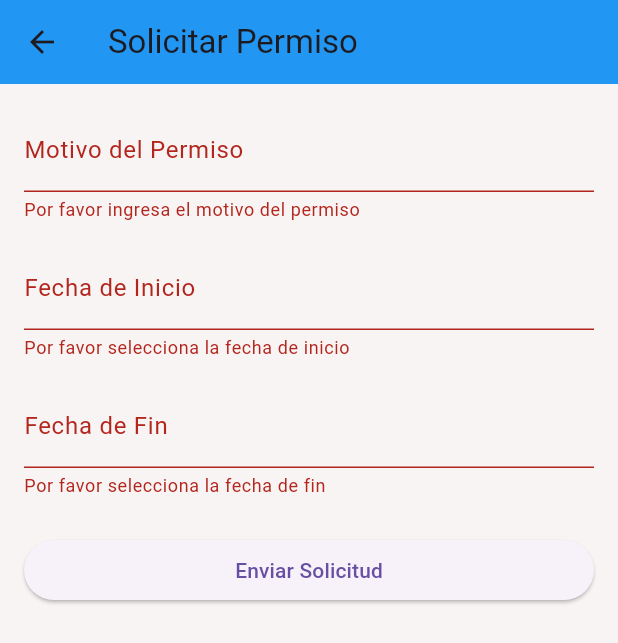
After one commit to ItsGustavoSebas/RRHH_Movil, a Flutter app: the SolicitudScreen screen opened directly, after a tap on "Enviar Solicitud", on a phone screen of 412 x 824 dp. The commit adds this screen. Shown: the top 643 px of the screen. Run offline on Flutter 3.47's test engine with Material 3 defaults, Android fonts, the phone set to English and light mode, and no system bars; our stand-ins replace flutter_secure_storage; accounts and stored records are empty; network calls fail.

Commit message:
permisos

```diff
--- /dev/null
+++ b/devtools_options.yaml
@@ -0,0 +1 @@
+extensions:
--- a/lib/main.dart
+++ b/lib/main.dart
@@ -40,6 +40,7 @@ class MyApp extends StatelessWidget {
         '/': (_) => const HomeScreen(),
         'splash': (_) => const SplashScreen(),
         'login': (_) => const LoginScreen(),
+        'historial': (_) => const HistorialScreen(),  // Ruta actualizada
       },
       theme: ThemeData.light().copyWith(
         scaffoldBackgroundColor: const Color.fromARGB(255, 248, 244, 243),
--- a/lib/models/models.dart
+++ b/lib/models/models.dart
@@ -1,3 +1,4 @@
 
 
 export 'package:rrhh_movil/models/user.dart';
+export 'package:rrhh_movil/models/permiso.dart';
--- /dev/null
+++ b/lib/models/permiso.dart
@@ -0,0 +1,33 @@
+import 'dart:convert';
+
+class Permiso {
+  final int id;
+  final int userId;
+  final String motivo;
+  final DateTime fechaInicio;
+  final DateTime fechaFin;
+  final bool aprobado;
+  final bool denegado;
+
+  Permiso({
+    required this.id,
+    required this.userId,
+    required this.motivo,
+    required this.fechaInicio,
+    required this.fechaFin,
+    required this.aprobado,
+    required this.denegado,
+  });
+
+  factory Permiso.fromJson(Map<String, dynamic> json) {
+    return Permiso(
+      id: json['id'],
+      userId: json['user_id'],
+      motivo: json['motivo'],
+      fechaInicio: DateTime.parse(json['fecha_inicio']),
+      fechaFin: DateTime.parse(json['fecha_fin']),
+      aprobado: json['aprobado'],
+      denegado: json['denegado'],
+    );
+  }
+}
--- a/lib/screens/login/login_screen.dart
+++ b/lib/screens/login/login_screen.dart
@@ -37,7 +37,7 @@ class LoginScreen extends StatelessWidget {
               ),
               const SizedBox(height: 50),
               const Text(
-                'Bienvenido a nuestra App móvil',
+                'Bienvenido a nuestra app de Recursos Humanos',
                 style: TextStyle(fontSize: 18, fontWeight: FontWeight.bold),
               ),
               const SizedBox(height: 50),
--- /dev/null
+++ b/lib/screens/permisos/solicitud_screen.dart
@@ -0,0 +1,154 @@
+import 'package:flutter/material.dart';
+import 'package:http/http.dart' as http;
+import 'dart:convert';
+
+class SolicitudScreen extends StatefulWidget {
+  const SolicitudScreen({super.key});
+
+  @override
+  _SolicitudScreenState createState() => _SolicitudScreenState();
+}
+
+class _SolicitudScreenState extends State<SolicitudScreen> {
+  final _formKey = GlobalKey<FormState>();
+  late TextEditingController _motivoController;
+  late TextEditingController _fechaInicioController;
+  late TextEditingController _fechaFinController;
+
+  final String baseUrl = 'http://10.0.2.2:8000/api'; // Cambia esto por tu URL base
+  final headers = {'Content-type': 'application/json'};
+
+  @override
+  void initState() {
+    super.initState();
+    _motivoController = TextEditingController();
+    _fechaInicioController = TextEditingController();
+    _fechaFinController = TextEditingController();
+  }
+
+  @override
+  void dispose() {
+    _motivoController.dispose();
+    _fechaInicioController.dispose();
+    _fechaFinController.dispose();
+    super.dispose();
+  }
+
+  Future<void> _enviarSolicitud() async {
+    if (_formKey.currentState!.validate()) {
+      final motivo = _motivoController.text;
+      final fechaInicio = _fechaInicioController.text;
+      final fechaFin = _fechaFinController.text;
+
+      try {
+        final response = await http.post(
+          Uri.parse('$baseUrl/permisos/enviar-solicitud'),
+          body: jsonEncode({
+            'motivo': motivo,
+            'fecha_inicio': fechaInicio,
+            'fecha_fin': fechaFin,
+          }),
+          headers: headers,
+        );
+
+        if (response.statusCode == 200) {
+          // Solicitud enviada exitosamente
+          showDialog(
+            context: context,
+            builder: (_) => AlertDialog(
+              title: Text('Solicitud enviada'),
+              content: Text('Tu solicitud de permiso ha sido enviada exitosamente.'),
+              actions: <Widget>[
+                TextButton(
+                  onPressed: () {
+                    Navigator.of(context).pop();
+                  },
+                  child: Text('OK'),
+                ),
+              ],
+            ),
+          );
+        } else {
+          // Error al enviar la solicitud
+          throw Exception('Error al enviar la solicitud');
+        }
+      } catch (e) {
+        // Error de conexión
+        showDialog(
+          context: context,
+          builder: (_) => AlertDialog(
+            title: Text('Error'),
+            content: Text('Ocurrió un error al enviar la solicitud. Por favor, inténtalo nuevamente.'),
+            actions: <Widget>[
+              TextButton(
+                onPressed: () {
+                  Navigator.of(context).pop();
+                },
+                child: Text('OK'),
+              ),
+            ],
+          ),
+        );
+      }
+    }
+  }
+
+  @override
+  Widget build(BuildContext context) {
+    return Scaffold(
+      appBar: AppBar(
+        title: Text('Solicitar Permiso'),
+      ),
+      body: SingleChildScrollView(
+        padding: EdgeInsets.all(16.0),
+        child: Form(
+          key: _formKey,
+          child: Column(
+            crossAxisAlignment: CrossAxisAlignment.stretch,
+            children: [
+              TextFormField(
+                controller: _motivoController,
+                decoration: InputDecoration(labelText: 'Motivo del Permiso'),
+                validator: (value) {
+                  if (value == null || value.isEmpty) {
+                    return 'Por favor ingresa el motivo del permiso';
+                  }
+                  return null;
+                },
+              ),
+              SizedBox(height: 16.0),
+              TextFormField(
+                controller: _fechaInicioController,
+                decoration: InputDecoration(labelText: 'Fecha de Inicio'),
+                validator: (value) {
+                  if (value == null || value.isEmpty) {
+                    return 'Por favor selecciona la fecha de inicio';
+                  }
+                  return null;
+                },
+                keyboardType: TextInputType.datetime,
+              ),
+              SizedBox(height: 16.0),
+              TextFormField(
+                controller: _fechaFinController,
+                decoration: InputDecoration(labelText: 'Fecha de Fin'),
+                validator: (value) {
+                  if (value == null || value.isEmpty) {
+                    return 'Por favor selecciona la fecha de fin';
+                  }
+                  return null;
+                },
+                keyboardType: TextInputType.datetime,
+              ),
+              SizedBox(height: 24.0),
+              ElevatedButton(
+                onPressed: _enviarSolicitud,
+                child: Text('Enviar Solicitud'),
+              ),
+            ],
+          ),
+        ),
+      ),
+    );
+  }
+}
--- a/lib/screens/screens.dart
+++ b/lib/screens/screens.dart
@@ -4,3 +4,5 @@ export 'package:rrhh_movil/screens/login/login_screen.dart';
 
 export 'package:rrhh_movil/screens/login/home_screens.dart';
 export 'package:rrhh_movil/screens/login/inicio.dart';
+export 'package:rrhh_movil/screens/permisos/historial_screen.dart';
+export 'package:rrhh_movil/screens/permisos/solicitud_screen.dart';
```
Also changed, not shown: lib/components/utils/sidebar.dart (+7 -0 lines), lib/screens/permisos/historial_screen.dart (added, +78 -0 lines), lib/services/permiso_service.dart (added, +83 -0 lines).
